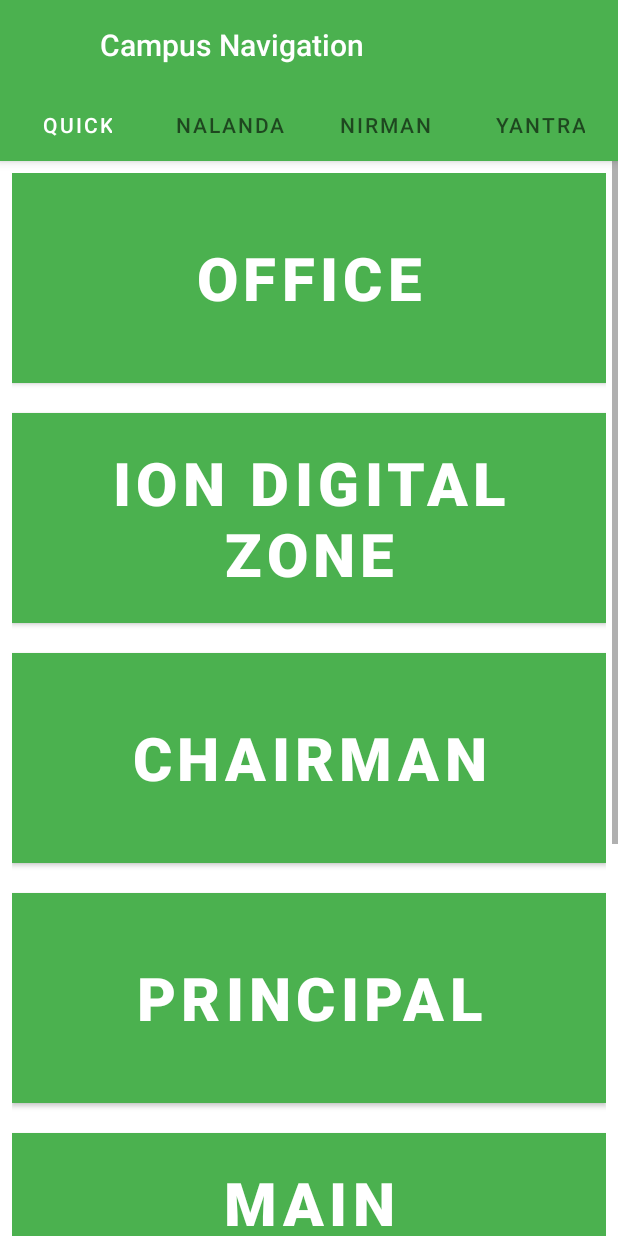
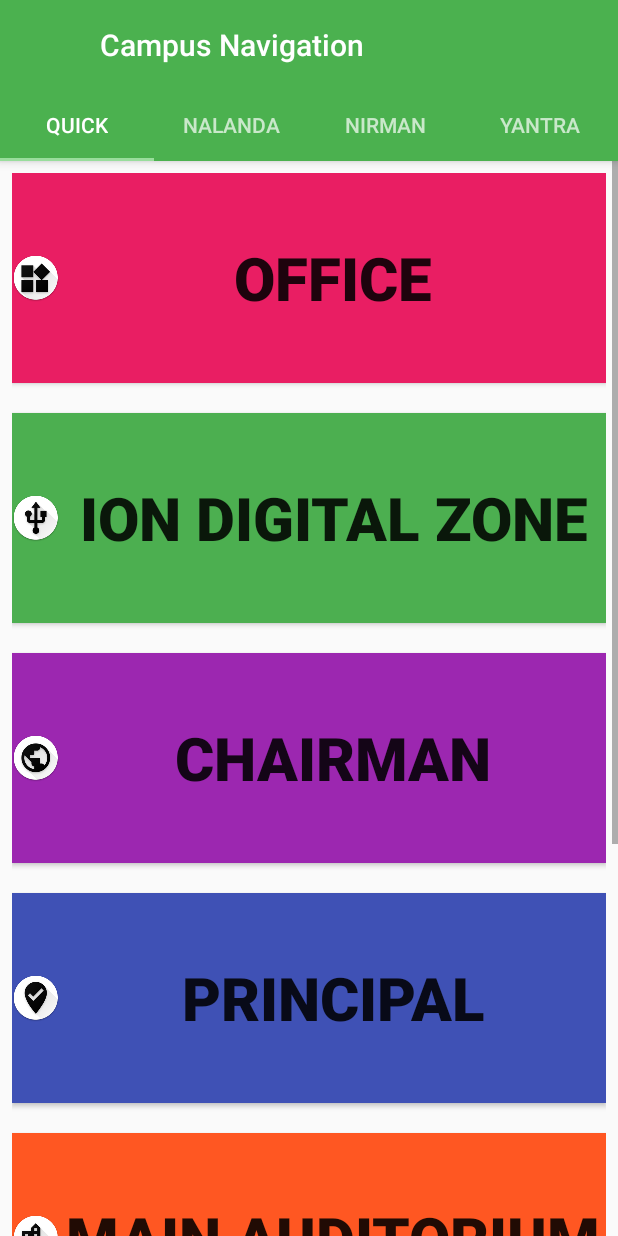
Before and after one commit to Abhishek-S-Lal/RIET-Campus-Connect, an Android app: the CampusNavigation screen opened directly, with no data from a screen before it, on a phone screen of 412 x 824 dp. Run offline under Robolectric (Android 15) with nearby library versions, the phone set to English and light mode, and no system bars.

Commit message:
new style Navigaton Highlight added

```diff
--- a/app/src/main/res/values/styles.xml
+++ b/app/src/main/res/values/styles.xml
@@ -1,8 +1,14 @@
 <resources>
 
     <!-- Base application theme. -->
-    <style name="AppTheme" parent="Theme.MaterialComponents.Light.DarkActionBar">
+    <style name="AppTheme" parent="Theme.AppCompat.Light.DarkActionBar">
         <!-- Customize your theme here. -->
+        <item name="colorPrimary">@color/colorPrimary</item>
+        <item name="colorPrimaryDark">@color/colorPrimaryDark</item>
+        <item name="colorAccent">@color/colorAccent</item>
+    </style>
+
+    <style name="MaterialHighlight" parent="Theme.MaterialComponents.Light.NoActionBar">
         <item name="colorPrimary">@color/colorPrimary</item>
         <item name="colorPrimaryDark">@color/colorPrimaryDark</item>
         <item name="colorAccent">@color/colorAccent</item>
```
